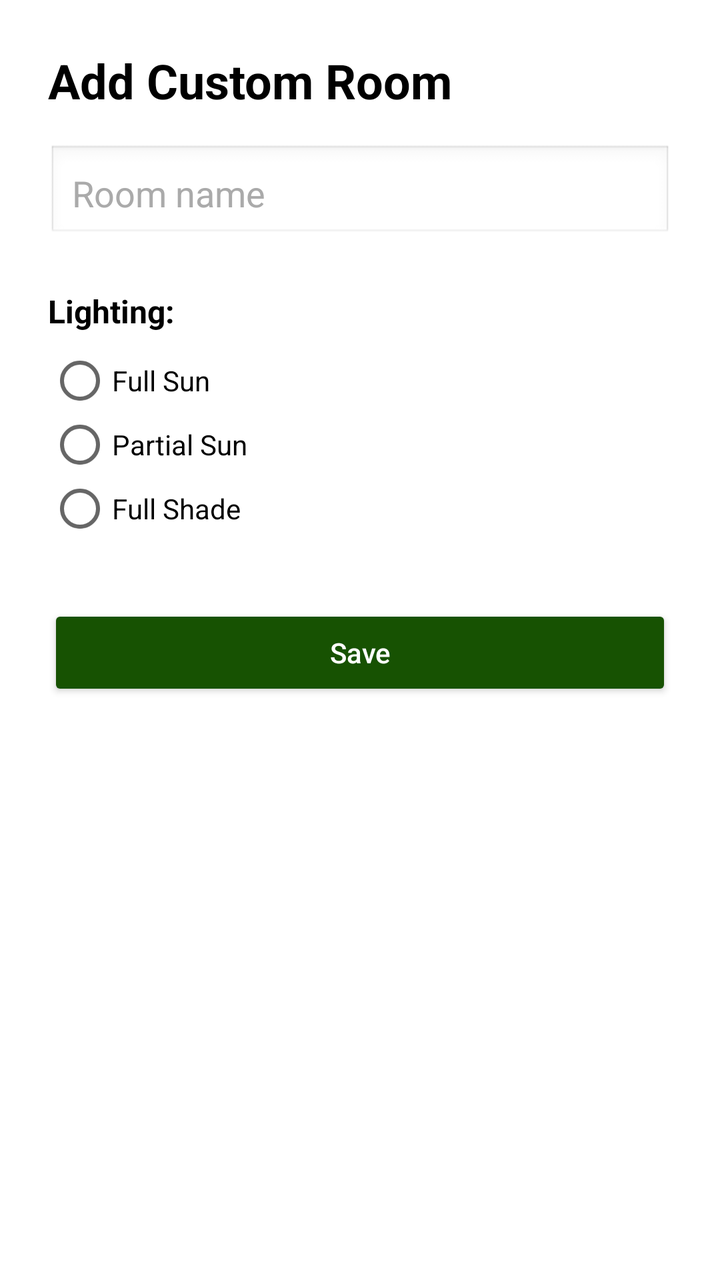
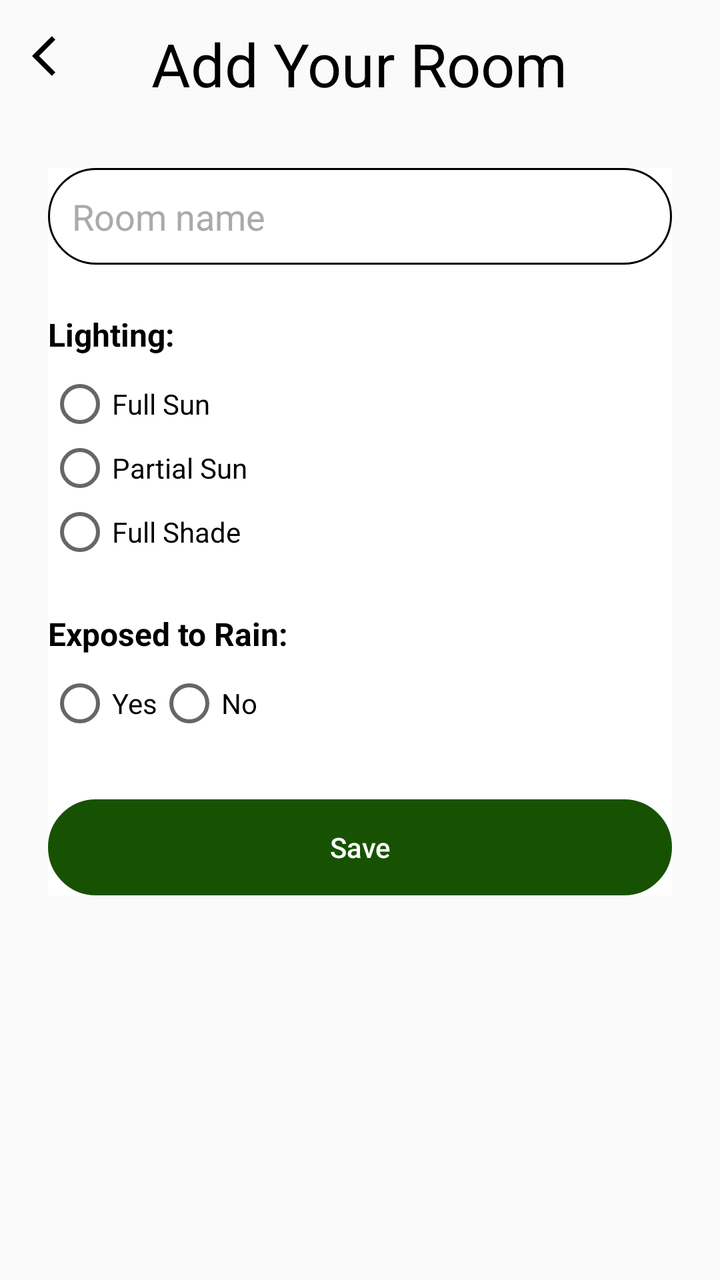

Screens rendered from an Android XML layout before and after an edit, with the pre-edit source and the edit as a unified diff.
<!-- AndroidManifest.xml: application theme Theme.Licenta_v2 -->
<!-- res/layout/fragment_add_custom_site.xml -->
<LinearLayout
    xmlns:android="http://schemas.android.com/apk/res/android"
    android:layout_width="match_parent"
    android:layout_height="match_parent"
    android:orientation="vertical"
    android:padding="24dp"
    android:background="@android:color/white">

    <TextView
        android:layout_width="wrap_content"
        android:layout_height="wrap_content"
        android:text="Add Custom Room"
        android:textSize="24sp"
        android:textStyle="bold"
        android:textColor="@android:color/black"
        android:layout_marginBottom="16dp" />

    <EditText
        android:id="@+id/siteNameInput"
        android:layout_width="match_parent"
        android:layout_height="wrap_content"
        android:hint="Room name"
        android:background="@android:drawable/edit_text"
        android:padding="12dp"
        android:textColor="@android:color/black"
        android:textColorHint="@android:color/darker_gray" />

    <TextView
        android:layout_width="wrap_content"
        android:layout_height="wrap_content"
        android:text="Lighting:"
        android:textSize="16sp"
        android:textStyle="bold"
        android:textColor="@android:color/black"
        android:layout_marginTop="24dp"
        android:layout_marginBottom="8dp" />

    <RadioGroup
        android:id="@+id/lightRadioGroup"
        android:layout_width="match_parent"
        android:layout_height="wrap_content"
        android:orientation="vertical">

        <RadioButton
            android:id="@+id/fullSunRadio"
            android:layout_width="wrap_content"
            android:layout_height="wrap_content"
            android:text="Full Sun" />

        <RadioButton
            android:id="@+id/partialSunRadio"
            android:layout_width="wrap_content"
            android:layout_height="wrap_content"
            android:text="Partial Sun" />

        <RadioButton
            android:id="@+id/fullShadeRadio"
            android:layout_width="wrap_content"
            android:layout_height="wrap_content"
            android:text="Full Shade" />
    </RadioGroup>

    <Button
        android:id="@+id/saveSiteButton"
        android:layout_width="match_parent"
        android:layout_height="wrap_content"
        android:text="Save"
        android:backgroundTint="#175202"
        android:textColor="@android:color/white"
        android:textAllCaps="false"
        android:layout_marginTop="32dp"
        android:padding="12dp" />
</LinearLayout>
<!-- resources referenced by this layout -->
<resources>
  <style name="Theme.Licenta_v2" parent="Base.Theme.Licenta_v2" />
  <style name="Base.Theme.Licenta_v2" parent="Theme.AppCompat.Light.NoActionBar">
          
          
          <item name="android:statusBarColor">@android:color/transparent</item>
          <item name="android:windowTranslucentStatus">true</item>
          <item name="android:windowLightStatusBar">true</item>
      </style>
</resources>

<!-- the commit's change to res/layout/fragment_add_custom_site.xml (unified diff, before → after) -->
@@ -1,73 +1,124 @@
-<LinearLayout
-    xmlns:android="http://schemas.android.com/apk/res/android"
+<?xml version="1.0" encoding="utf-8"?>
+<FrameLayout xmlns:android="http://schemas.android.com/apk/res/android"
     android:layout_width="match_parent"
-    android:layout_height="match_parent"
-    android:orientation="vertical"
-    android:padding="24dp"
-    android:background="@android:color/white">
+    android:layout_height="match_parent">
+
+    <ImageView
+        android:id="@+id/backButtonAddSite"
+        android:layout_width="wrap_content"
+        android:layout_height="wrap_content"
+        android:layout_marginTop="48px"
+        android:layout_marginStart="16dp"
+        android:contentDescription="Back"
+        android:src="@drawable/arrow_back" />
 
     <TextView
+        android:id="@+id/title_add_custom_site"
         android:layout_width="wrap_content"
         android:layout_height="wrap_content"
-        android:text="Add Custom Room"
-        android:textSize="24sp"
-        android:textStyle="bold"
-        android:textColor="@android:color/black"
-        android:layout_marginBottom="16dp" />
+        android:layout_gravity="top|center_horizontal"
+        android:layout_marginTop="35px"
+        android:text="Add Your Room"
+        android:textSize="30sp"
+        android:textColor="@color/black" />
 
-    <EditText
-        android:id="@+id/siteNameInput"
+    <ScrollView
         android:layout_width="match_parent"
-        android:layout_height="wrap_content"
-        android:hint="Room name"
-        android:background="@android:drawable/edit_text"
-        android:padding="12dp"
-        android:textColor="@android:color/black"
-        android:textColorHint="@android:color/darker_gray" />
+        android:layout_height="match_parent"
+        android:layout_marginTop="60dp"
+        android:padding="24dp">
 
-    <TextView
-        android:layout_width="wrap_content"
-        android:layout_height="wrap_content"
-        android:text="Lighting:"
-        android:textSize="16sp"
-        android:textStyle="bold"
-        android:textColor="@android:color/black"
-        android:layout_marginTop="24dp"
-        android:layout_marginBottom="8dp" />
+        <LinearLayout
+            android:layout_width="match_parent"
+            android:layout_height="wrap_content"
+            android:orientation="vertical"
+            android:background="@android:color/white">
 
-    <RadioGroup
-        android:id="@+id/lightRadioGroup"
-        android:layout_width="match_parent"
-        android:layout_height="wrap_content"
-        android:orientation="vertical">
+            <EditText
+                android:id="@+id/siteNameInput"
+                android:layout_width="match_parent"
+                android:layout_height="wrap_content"
+                android:hint="Room name"
+                android:background="@drawable/rounded_corners_black"
+                android:padding="12dp"
+                android:textColor="@android:color/black"
+                android:textColorHint="@android:color/darker_gray" />
 
-        <RadioButton
-            android:id="@+id/fullSunRadio"
-            android:layout_width="wrap_content"
-            android:layout_height="wrap_content"
-            android:text="Full Sun" />
+            <TextView
+                android:layout_width="wrap_content"
+                android:layout_height="wrap_content"
+                android:text="Lighting:"
+                android:textSize="16sp"
+                android:textStyle="bold"
+                android:textColor="@android:color/black"
+                android:layout_marginTop="24dp"
+                android:layout_marginBottom="8dp" />
 
-        <RadioButton
-            android:id="@+id/partialSunRadio"
-            android:layout_width="wrap_content"
-            android:layout_height="wrap_content"
-            android:text="Partial Sun" />
+            <RadioGroup
+                android:id="@+id/lightRadioGroup"
+                android:layout_width="match_parent"
+                android:layout_height="wrap_content"
+                android:orientation="vertical">
 
-        <RadioButton
-            android:id="@+id/fullShadeRadio"
-            android:layout_width="wrap_content"
-            android:layout_height="wrap_content"
-            android:text="Full Shade" />
-    </RadioGroup>
+                <RadioButton
+                    android:id="@+id/fullSunRadio"
+                    android:layout_width="wrap_content"
+                    android:layout_height="wrap_content"
+                    android:text="Full Sun" />
 
-    <Button
-        android:id="@+id/saveSiteButton"
-        android:layout_width="match_parent"
-        android:layout_height="wrap_content"
-        android:text="Save"
-        android:backgroundTint="#175202"
-        android:textColor="@android:color/white"
-        android:textAllCaps="false"
-        android:layout_marginTop="32dp"
-        android:padding="12dp" />
-</LinearLayout>
+                <RadioButton
+                    android:id="@+id/partialSunRadio"
+                    android:layout_width="wrap_content"
+                    android:layout_height="wrap_content"
+                    android:text="Partial Sun" />
+
+                <RadioButton
+                    android:id="@+id/fullShadeRadio"
+                    android:layout_width="wrap_content"
+                    android:layout_height="wrap_content"
+                    android:text="Full Shade" />
+            </RadioGroup>
+
+            <TextView
+                android:layout_width="wrap_content"
+                android:layout_height="wrap_content"
+                android:text="Exposed to Rain:"
+                android:textSize="16sp"
+                android:textStyle="bold"
+                android:textColor="@android:color/black"
+                android:layout_marginTop="24dp"
+                android:layout_marginBottom="8dp" />
+
+            <RadioGroup
+                android:id="@+id/rainRadioGroup"
+                android:layout_width="match_parent"
+                android:layout_height="wrap_content"
+                android:orientation="horizontal">
+
+                <RadioButton
+                    android:id="@+id/rainYesRadio"
+                    android:layout_width="wrap_content"
+                    android:layout_height="wrap_content"
+                    android:text="Yes" />
+
+                <RadioButton
+                    android:id="@+id/rainNoRadio"
+                    android:layout_width="wrap_content"
+                    android:layout_height="wrap_content"
+                    android:text="No" />
+            </RadioGroup>
+
+            <Button
+                android:id="@+id/saveSiteButton"
+                android:layout_width="match_parent"
+                android:layout_height="wrap_content"
+                android:text="Save"
+                android:backgroundTint="#175202"
+                android:textColor="@android:color/white"
+                android:textAllCaps="false"
+                android:layout_marginTop="32dp"
+                android:background="@drawable/rounded_corner"
+                android:padding="12dp" />
+        </LinearLayout>
+    </ScrollView>
+</FrameLayout>
<!-- resource entries referenced after the edit -->
@@ -1,5 +1,30 @@
 <!-- resources referenced by this layout -->
 <resources>
+  <color name="black">#FF000000</color>
+  <!-- drawable arrow_back (drawable) -->
+  <vector xmlns:android="http://schemas.android.com/apk/res/android" android:autoMirrored="true" android:height="24dp" android:tint="#000000" android:viewportHeight="24" android:viewportWidth="24" android:width="24dp">
+        
+      <path android:fillColor="@android:color/white" android:pathData="M11.67,3.87L9.9,2.1 0,12l9.9,9.9 1.77,-1.77L3.54,12z"/>
+      
+  </vector>
+  <!-- drawable rounded_corner (drawable) -->
+  <?xml version="1.0" encoding="utf-8"?>
+  <shape xmlns:android="http://schemas.android.com/apk/res/android"
+      android:shape="rectangle">
+  
+      <corners android:radius="24dp"/>
+      <stroke android:width="1dip" android:color="#175202"/>
+  
+  </shape>
+  <!-- drawable rounded_corners_black (drawable) -->
+  <?xml version="1.0" encoding="utf-8"?>
+  <shape xmlns:android="http://schemas.android.com/apk/res/android"
+      android:shape="rectangle">
+  
+      <corners android:radius="24dp"/>
+      <stroke android:width="1dip" android:color="@color/black"/>
+  
+  </shape>
   <style name="Theme.Licenta_v2" parent="Base.Theme.Licenta_v2" />
   <style name="Base.Theme.Licenta_v2" parent="Theme.AppCompat.Light.NoActionBar">
           
